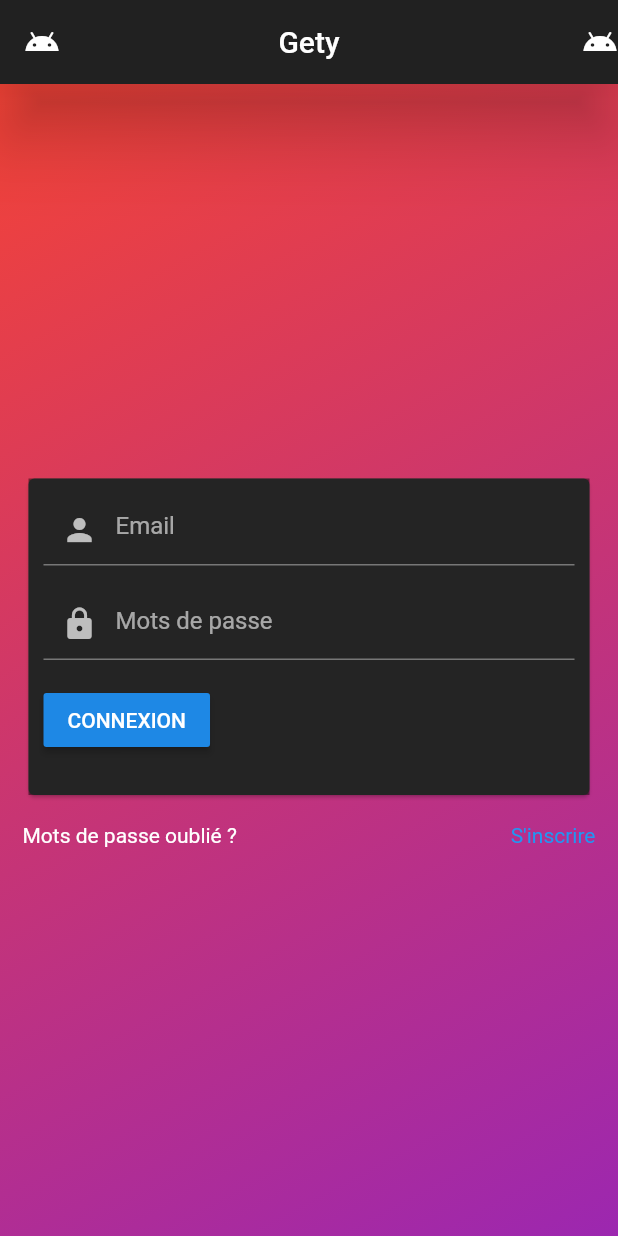
After one commit to GeoffroyMuller/Gety, a Flutter app: the screen it shows after launch, on a phone screen of 412 x 824 dp. The commit adds this screen. Run offline on Flutter 3.47's test engine with Material 2 defaults, Android fonts, the phone set to English and light mode, and no system bars; missing offline and left inert: aqueduct; project files that could hold a hidden picture were left out.

Commit message:
super style

```diff
--- /dev/null
+++ b/gety_front/lib/pages/Connection.dart
@@ -0,0 +1,146 @@
+import 'package:flutter/cupertino.dart';
+import 'package:flutter/material.dart';
+import 'package:gety_front/components/ConnectionForm.dart';
+
+class Connection extends StatefulWidget {
+  @override
+  State<StatefulWidget> createState() {
+    SnackBar(backgroundColor: Colors.red, content: Text('Test: Connexion'));
+    return new _Connection();
+  }
+}
+
+class _Connection extends State<Connection> {
+  @override
+  Widget build(BuildContext context) {
+    return Container(
+      decoration: new BoxDecoration(
+          gradient: new LinearGradient(
+            colors: [Colors.red, Colors.purple],
+            begin:  FractionalOffset.topLeft,
+            end: FractionalOffset.bottomRight,
+          )
+      ),
+      child: Center(
+        child: ListView(
+          shrinkWrap: true,
+          padding: EdgeInsets.all(15.0),
+          children: <Widget>[
+            Card(
+                child: Container(
+                  decoration: new BoxDecoration(
+                    color: Colors.black45
+                  ),
+                  padding: EdgeInsets.all(10.0),
+                  child: ConnectionForm(),
+                )),
+            SizedBox(
+              height: 15.0,
+            ),
+            Row(
+              children: <Widget>[
+                Expanded(child: Text("Mots de passe oublié ?")),
+                Text("S'inscrire",
+                    style: TextStyle(
+                      color: Colors.blue,
+                    )),
+              ],
+            ),
+          ],
+        ),
+      ),
+    );
+  }
+}
+
+Scaffold monformulaire2() {
+  return Scaffold(
+    body: Center(
+      child: ListView(
+        shrinkWrap: true,
+        padding: EdgeInsets.all(15.0),
+        children: <Widget>[
+          Card(
+            child: Container(
+              padding: EdgeInsets.all(10.0),
+              child: Column(
+                children: <Widget>[
+                  TextField(
+                    decoration: InputDecoration(
+                      prefixIcon: Icon(Icons.person),
+                      labelText: "Email",
+                    ),
+                  ),
+                  SizedBox(
+                    height: 15.0,
+                  ),
+                  TextField(
+                    decoration: InputDecoration(
+                      prefixIcon: Icon(Icons.lock),
+                      labelText: "Mots de passe",
+                    ),
+                  ),
+                  SizedBox(
+                    height: 15.0,
+                  ),
+                  Material(
+                    borderRadius: BorderRadius.circular(30.0),
+                    //elevation: 5.0,
+                    child: MaterialButton(
+                      onPressed: () => {},
+                      minWidth: 150.0,
+                      height: 50.0,
+                      color: Color(0xFF179CDF),
+                      child: Text(
+                        "CONNEXION",
+                        style: TextStyle(
+                          fontSize: 16.0,
+                          color: Colors.white,
+                        ),
+                      ),
+                    ),
+                  )
+                ],
+              ),
+            ),
+          ),
+          SizedBox(
+            height: 20.0,
+          ),
+          Row(
+            children: <Widget>[
+              Expanded(child: Text("Mots de passe oublié ?")),
+              Text("S'inscrire",
+                  style: TextStyle(
+                    color: Colors.blue,
+                  )),
+            ],
+          ),
+        ],
+      ),
+    ),
+    bottomNavigationBar: Padding(
+      padding: EdgeInsets.all(10.0),
+      child: Row(
+        mainAxisAlignment: MainAxisAlignment.center,
+        children: <Widget>[
+          Expanded(
+              child: RaisedButton(
+                padding: EdgeInsets.all(15.0),
+                onPressed: () {},
+                color: Colors.white,
+                shape: RoundedRectangleBorder(
+                    borderRadius: BorderRadius.circular(
+                      32.0,
+                    ),
+                    side: BorderSide(color: Color(0xFF179CDF))),
+                child: Text(
+                  "SKIP SIGN UP FOR NOW",
+                  style: TextStyle(fontSize: 18.0, color: Color(0xFF179CDF)),
+                ),
+              )),
+        ],
+      ),
+    ),
+  );
+}
--- a/gety_front/lib/pages/Home.dart
+++ b/gety_front/lib/pages/Home.dart
@@ -1,6 +1,5 @@
 import 'package:flutter/material.dart';
-import 'package:gety_front/components/Header.dart';
-import 'package:gety_front/pages/Inscription.dart';
+import 'package:gety_front/pages/Connection.dart';
 
 class Home extends StatefulWidget {
   @override
@@ -22,7 +21,7 @@ class _Home extends State<Home> {
             ],
             elevation: 20.0
         ),
-        body: new Inscription(),
+        body: new Connection(),
     );
   }
 }
```
Also changed, not shown: gety_front/lib/pages/Inscription.dart (+0 -93 lines).
